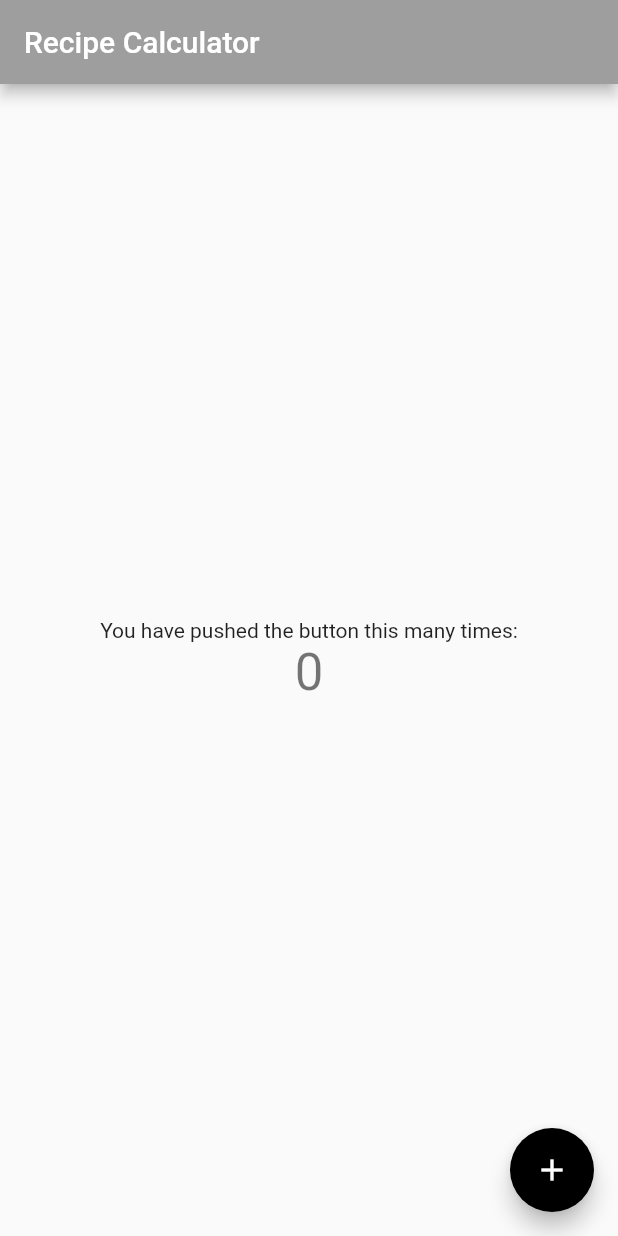
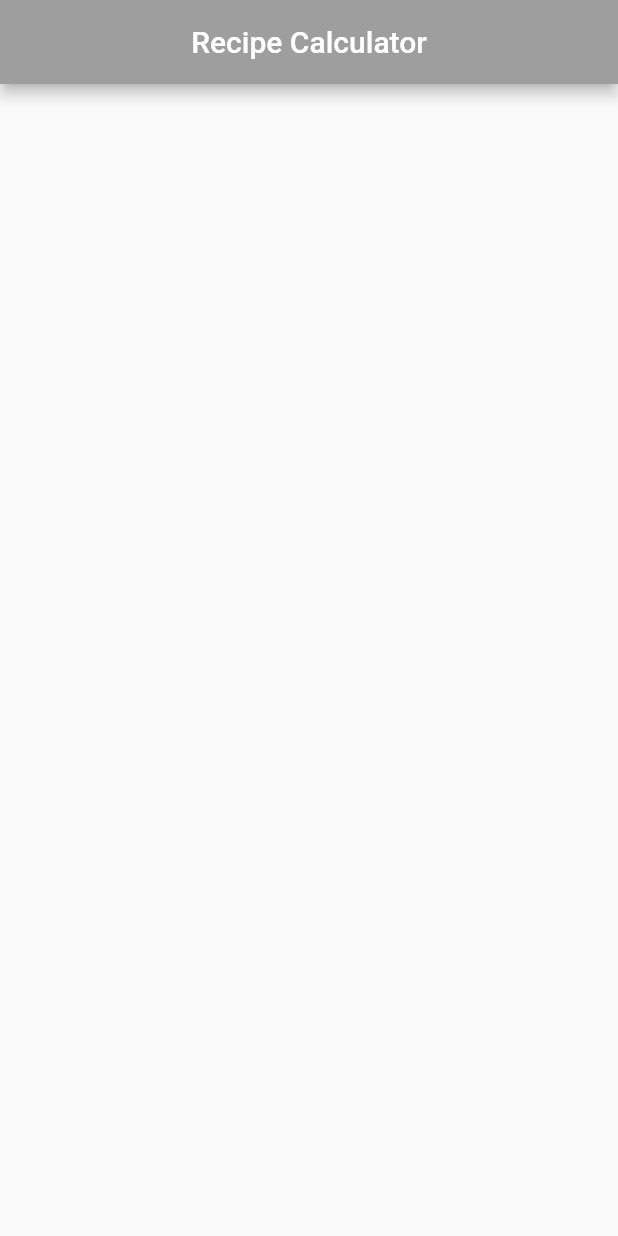
Before and after one commit to junkajii/flutter-apprentice, a Flutter app: the screen it shows after launch, on a phone screen of 412 x 824 dp. Run offline on Flutter 3.47's test engine with Material 2 defaults, Android fonts, the phone set to English and light mode, and no system bars.

Commit message:
♻️ clean app

```diff
--- a/recipes/lib/main.dart
+++ b/recipes/lib/main.dart
@@ -43,68 +43,19 @@ class MyHomePage extends StatefulWidget {
 }
 
 class _MyHomePageState extends State<MyHomePage> {
-  int _counter = 0;
-
-  void _incrementCounter() {
-    setState(() {
-      // This call to setState tells the Flutter framework that something has
-      // changed in this State, which causes it to rerun the build method below
-      // so that the display can reflect the updated values. If we changed
-      // _counter without calling setState(), then the build method would not be
-      // called again, and so nothing would appear to happen.
-      _counter++;
-    });
+  @override
+  Widget build(BuildContext context) {
+    return Scaffold(
+      appBar: AppBar(
+        title: Text(widget.title),
+        centerTitle: true,
+      ),
+      body: SafeArea(
+        // TODO: Replace child: Container()
+        child: Container(),
+      ),
+    );
   }
 
-  @override
-  Widget build(BuildContext context) {
-    // This method is rerun every time setState is called, for instance as done
-    // by the _incrementCounter method above.
-    //
-    // The Flutter framework has been optimized to make rerunning build methods
-    // fast, so that you can just rebuild anything that needs updating rather
-    // than having to individually change instances of widgets.
-    return Scaffold(
-      appBar: AppBar(
-        // Here we take the value from the MyHomePage object that was created by
-        // the App.build method, and use it to set our appbar title.
-        title: Text(widget.title),
-      ),
-      body: Center(
-        // Center is a layout widget. It takes a single child and positions it
-        // in the middle of the parent.
-        child: Column(
-          // Column is also a layout widget. It takes a list of children and
-          // arranges them vertically. By default, it sizes itself to fit its
-          // children horizontally, and tries to be as tall as its parent.
-          //
-          // Invoke "debug painting" (press "p" in the console, choose the
-          // "Toggle Debug Paint" action from the Flutter Inspector in Android
-          // Studio, or the "Toggle Debug Paint" command in Visual Studio Code)
-          // to see the wireframe for each widget.
-          //
-          // Column has various properties to control how it sizes itself and
-          // how it positions its children. Here we use mainAxisAlignment to
-          // center the children vertically; the main axis here is the vertical
-          // axis because Columns are vertical (the cross axis would be
-          // horizontal).
-          mainAxisAlignment: MainAxisAlignment.center,
-          children: <Widget>[
-            const Text(
-              'You have pushed the button this many times:',
-            ),
-            Text(
-              '$_counter',
-              style: Theme.of(context).textTheme.headline4,
-            ),
-          ],
-        ),
-      ),
-      floatingActionButton: FloatingActionButton(
-        onPressed: _incrementCounter,
-        tooltip: 'Increment',
-        child: const Icon(Icons.add),
-      ), // This trailing comma makes auto-formatting nicer for build methods.
-    );
-  }
+  // TODO: Add buildRecipeCard() here
 }
```
